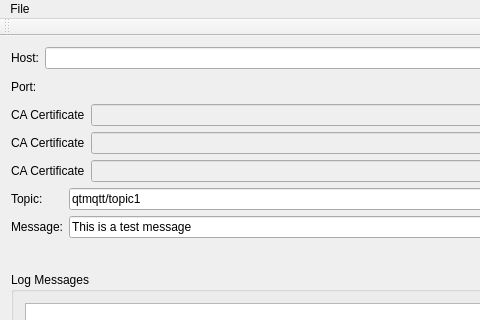
This is examples/mqtt/simpleclient/mainwindow.ui in brianlsharp/qtmqtt as Qt 5 draws it before an edit; both pictures show x 0 to 480 and y 0 to 320 of the 1024 by 768 pixel window. The edited form follows.
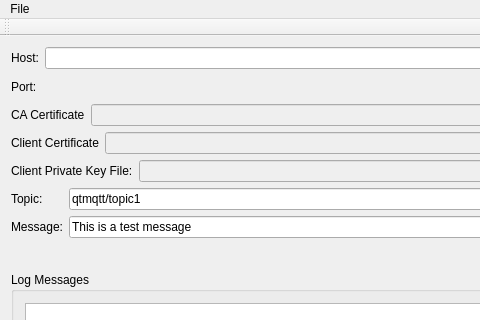
This is the edited form.

Commit message: User can select client certificate and private key.

```diff
--- a/examples/mqtt/simpleclient/mainwindow.ui
+++ b/examples/mqtt/simpleclient/mainwindow.ui
@@ -91,7 +91,7 @@
       <item>
        <widget class="QLabel" name="label_6">
         <property name="text">
-         <string>CA Certificate</string>
+         <string>Client Certificate</string>
         </property>
        </widget>
       </item>
@@ -116,7 +116,7 @@
       <item>
        <widget class="QLabel" name="label_7">
         <property name="text">
-         <string>CA Certificate</string>
+         <string>Client Private Key File:</string>
         </property>
        </widget>
       </item>
```
Left out of the diff: 8 changed lines with no effect on the pictures. The commit also changes 2 other files.
